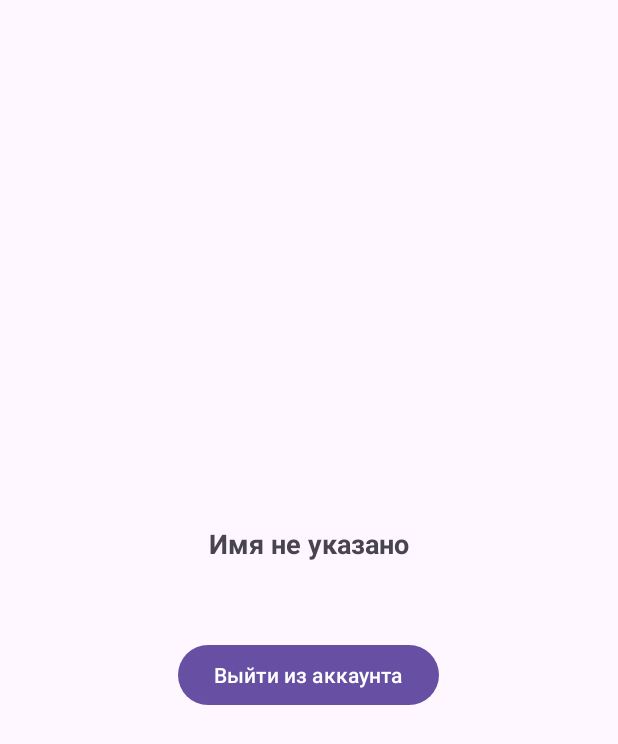
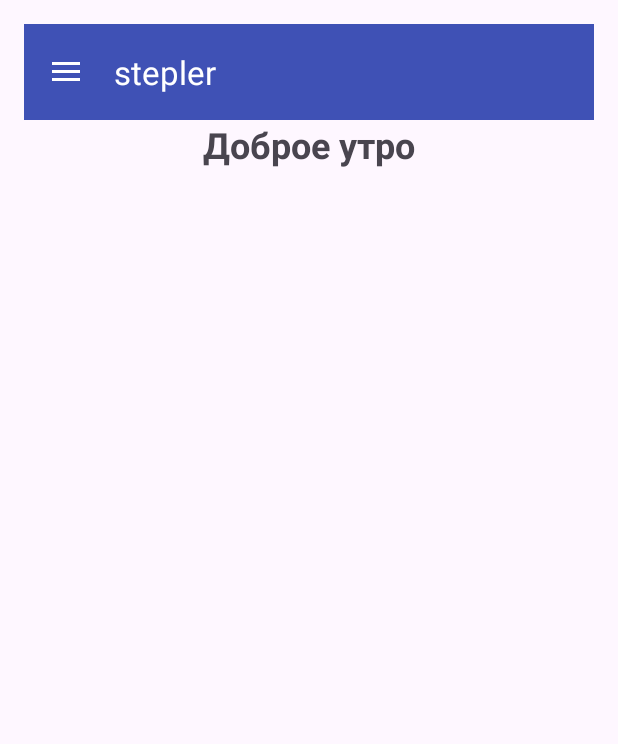
Before and after one commit to Ezu46/stepler, an Android app: the screen it shows after launch once a user with an empty profile is signed in (HomeActivity), on a phone screen of 412 x 824 dp. Shown: the top 744 px of the screen. Run offline under Robolectric (Android 15) with nearby library versions, the phone set to English and light mode, and no system bars; our stand-ins replace Firebase (no records; nobody signed in at launch, a user with empty details on screens opened directly).

Commit message:
добавил бок менюшку и иконочки

```diff
--- a/app/src/main/AndroidManifest.xml
+++ b/app/src/main/AndroidManifest.xml
@@ -12,6 +12,9 @@
         android:supportsRtl="true"
         android:theme="@style/Theme.Stepler"
         tools:targetApi="31">
+        <activity
+            android:name=".LogsActivity"
+            android:exported="false" />
         <activity
             android:name=".HomeActivity"
             android:exported="false" />
--- a/app/src/main/java/com/example/stepler/HomeActivity.java
+++ b/app/src/main/java/com/example/stepler/HomeActivity.java
@@ -2,16 +2,17 @@ package com.example.stepler;
 
 import android.content.Intent;
 import android.os.Bundle;
-import android.widget.Button;
+import android.util.Log;
+import android.view.MenuItem;
+import android.view.View;
 import android.widget.TextView;
-
-import androidx.activity.EdgeToEdge;
 import androidx.annotation.NonNull;
+import androidx.appcompat.app.ActionBarDrawerToggle;
 import androidx.appcompat.app.AppCompatActivity;
-import androidx.core.graphics.Insets;
-import androidx.core.view.ViewCompat;
-import androidx.core.view.WindowInsetsCompat;
-
+import androidx.appcompat.widget.Toolbar;
+import androidx.core.view.GravityCompat;
+import androidx.drawerlayout.widget.DrawerLayout;
+import com.google.android.material.navigation.NavigationView;
 import com.google.firebase.auth.FirebaseAuth;
 import com.google.firebase.auth.FirebaseUser;
 import com.google.firebase.database.DataSnapshot;
@@ -19,11 +20,13 @@ import com.google.firebase.database.DatabaseError;
 import com.google.firebase.database.DatabaseReference;
 import com.google.firebase.database.FirebaseDatabase;
 import com.google.firebase.database.ValueEventListener;
+import java.util.Calendar;
 
-public class HomeActivity extends AppCompatActivity {
+public class HomeActivity extends AppCompatActivity
+        implements NavigationView.OnNavigationItemSelectedListener {
 
-    private TextView tvUserName, tvUserEmail;
-    private Button btnLogout;
+    private DrawerLayout drawer;
+    private TextView tvGreeting;
     private FirebaseAuth mAuth;
     private DatabaseReference mDatabase;
 
@@ -33,32 +36,61 @@ public class HomeActivity extends AppCompatActivity {
         setContentView(R.layout.activity_home);
 
         // Инициализация элементов
-        tvUserName = findViewById(R.id.tvUserName);
-        tvUserEmail = findViewById(R.id.tvUserEmail);
-        btnLogout = findViewById(R.id.btnLogout);
+        Toolbar toolbar = findViewById(R.id.toolbar);
+        setSupportActionBar(toolbar);
 
+        drawer = findViewById(R.id.drawer_layout);
+        NavigationView navigationView = findViewById(R.id.nav_view);
+        navigationView.setNavigationItemSelectedListener(this);
+
+        ActionBarDrawerToggle toggle = new ActionBarDrawerToggle(
+                this,
+                drawer,
+                toolbar,
+                R.string.navigation_drawer_open,
+                R.string.navigation_drawer_close
+        );
+        drawer.addDrawerListener(toggle);
+        toggle.syncState();
+
+        tvGreeting = findViewById(R.id.tvGreeting);
         mAuth = FirebaseAuth.getInstance();
         mDatabase = FirebaseDatabase.getInstance().getReference("users");
 
         // Проверка авторизации
         if (mAuth.getCurrentUser() == null) {
-            startActivity(new Intent(this, MainActivity.class));
-            finish();
+            redirectToMain();
             return;
         }
 
-        // Загрузка данных пользователя
+        // Загрузка данных и обновление интерфейса
         loadUserData();
+        updateGreeting();
+    }
 
-        // Обработчик выхода
-        btnLogout.setOnClickListener(v -> logoutUser());
+    private void updateGreeting() {
+        int hour = Calendar.getInstance().get(Calendar.HOUR_OF_DAY);
+        int greetingResId = R.string.greeting_day;
+
+        if (hour >= 5 && hour < 12) {
+            greetingResId = R.string.greeting_morning;
+        } else if (hour >= 18 && hour < 23) {
+            greetingResId = R.string.greeting_evening;
+        } else if (hour >= 23 || hour < 5) {
+            greetingResId = R.string.greeting_night;
+        }
+
+        tvGreeting.setText(getString(greetingResId));
     }
 
     private void loadUserData() {
         FirebaseUser user = mAuth.getCurrentUser();
         if (user != null) {
-            // Email всегда доступен через FirebaseUser
-            tvUserEmail.setText(user.getEmail());
+            // Установка email в заголовок
+            NavigationView navigationView = findViewById(R.id.nav_view);
+            View headerView = navigationView.getHeaderView(0);
+            TextView tvHeaderEmail = headerView.findViewById(R.id.tvHeaderEmail);
+            tvHeaderEmail.setText(user.getEmail());
 
             // Загрузка имени из базы данных
             mDatabase.child(user.getUid()).child("name")
@@ -67,33 +99,68 @@ public class HomeActivity extends AppCompatActivity {
                         public void onDataChange(@NonNull DataSnapshot snapshot) {
                             String name = snapshot.getValue(String.class);
                             if (name != null && !name.isEmpty()) {
-                                tvUserName.setText(name);
-                            } else {
-                                tvUserName.setText("Имя не указано");
+                                updateUserName(name);
                             }
                         }
 
                         @Override
                         public void onCancelled(@NonNull DatabaseError error) {
-                            tvUserName.setText("Ошибка загрузки имени");
+                            Log.e("HomeActivity", "Error loading name", error.toException());
                         }
                     });
         }
     }
 
+    private void updateUserName(String name) {
+        // Обновление заголовка меню
+        NavigationView navigationView = findViewById(R.id.nav_view);
+        View headerView = navigationView.getHeaderView(0);
+        TextView tvHeaderName = headerView.findViewById(R.id.tvHeaderName);
+        tvHeaderName.setText(name);
+
+        // Обновление приветствия
+        String currentGreeting = tvGreeting.getText().toString();
+        tvGreeting.setText(currentGreeting + ", " + name);
+    }
+
+    @Override
+    public boolean onNavigationItemSelected(@NonNull MenuItem item) {
+        int id = item.getItemId();
+
+        if (id == R.id.nav_logout) {
+            logoutUser();
+        } else if (id == R.id.nav_logs) {
+            startActivity(new Intent(this, LogsActivity.class));
+        }
+
+        drawer.closeDrawer(GravityCompat.START);
+        return true;
+    }
+
     private void logoutUser() {
         mAuth.signOut();
+        redirectToMain();
+    }
+
+    private void redirectToMain() {
         startActivity(new Intent(this, MainActivity.class));
         finish();
     }
 
     @Override
+    public void onBackPressed() {
+        if (drawer.isDrawerOpen(GravityCompat.START)) {
+            drawer.closeDrawer(GravityCompat.START);
+        } else {
+            super.onBackPressed();
+        }
+    }
+
+    @Override
     protected void onStart() {
         super.onStart();
-        // Проверка авторизации при возвращении на экран
         if (mAuth.getCurrentUser() == null) {
-            startActivity(new Intent(this, MainActivity.class));
-            finish();
+            redirectToMain();
         }
     }
 }
--- /dev/null
+++ b/app/src/main/res/drawable/ic_history.xml
@@ -0,0 +1,12 @@
+<?xml version="1.0" encoding="utf-8"?>
+<selector xmlns:android="http://schemas.android.com/apk/res/android">
+    <vector xmlns:android="http://schemas.android.com/apk/res/android"
+        android:width="24dp"
+        android:height="24dp"
+        android:viewportWidth="24"
+        android:viewportHeight="24">
+        <path
+            android:fillColor="#FF000000"
+            android:pathData="M13,3c-4.97,0 -9,4.03 -9,9H1l3.89,3.89 0.07,0.14L9,12H6c0,-3.87 3.13,-7 7,-7s7,3.13 7,7 -3.13,7 -7,7c-1.93,0 -3.68,-0.79 -4.94,-2.06l-1.42,1.42C8.27,19.99 10.51,21 13,21c4.97,0 9,-4.03 9,-9s-4.03,-9 -9,-9zM12,8v5l4.25,2.52 0.77,-1.28 -3.52,-2.09V8H12z"/>
+    </vector>
+</selector>
--- /dev/null
+++ b/app/src/main/res/drawable/ic_logout.xml
@@ -0,0 +1,9 @@
+<vector xmlns:android="http://schemas.android.com/apk/res/android"
+    android:width="24dp"
+    android:height="24dp"
+    android:viewportWidth="24"
+    android:viewportHeight="24">
+    <path
+        android:fillColor="#FF000000"
+        android:pathData="M10,9V5l-7,7 7,7v-4.1c5,0 8.5,1.6 11,5.1 -1,-5 -4,-10 -11,-11z"/>
+</vector>
--- /dev/null
+++ b/app/src/main/res/drawable/ic_person.xml
@@ -0,0 +1,12 @@
+<?xml version="1.0" encoding="utf-8"?>
+<selector xmlns:android="http://schemas.android.com/apk/res/android">
+    <vector xmlns:android="http://schemas.android.com/apk/res/android"
+        android:width="24dp"
+        android:height="24dp"
+        android:viewportWidth="24"
+        android:viewportHeight="24">
+        <path
+            android:fillColor="#FF000000"
+            android:pathData="M12,12c2.21,0 4,-1.79 4,-4s-1.79,-4 -4,-4 -4,1.79 -4,4 1.79,4 4,4zM12,14c-2.67,0 -8,1.34 -8,4v2h16v-2c0,-2.66 -5.33,-4 -8,-4z"/>
+    </vector>
+</selector>
--- /dev/null
+++ b/app/src/main/res/drawable/ic_settings.xml
@@ -0,0 +1,12 @@
+<?xml version="1.0" encoding="utf-8"?>
+<selector xmlns:android="http://schemas.android.com/apk/res/android">
+    <vector xmlns:android="http://schemas.android.com/apk/res/android"
+        android:width="24dp"
+        android:height="24dp"
+        android:viewportWidth="24"
+        android:viewportHeight="24">
+        <path
+            android:fillColor="#FF000000"
+            android:pathData="M19.14,12.94c0.04,-0.3 0.06,-0.61 0.06,-0.94 0,-0.32 -0.02,-0.64 -0.07,-0.94l2.03,-1.58c0.18,-0.14 0.23,-0.41 0.12,-0.61l-1.92,-3.32c-0.12,-0.22 -0.37,-0.3 -0.59,-0.22l-2.39,0.96c-0.5,-0.38 -1.03,-0.7 -1.62,-0.94L14.4,2.81c-0.04,-0.24 -0.24,-0.41 -0.48,-0.41h-3.84c-0.24,0 -0.43,0.17 -0.47,0.41L9.25,5.35C8.66,5.59 8.12,5.92 7.63,6.29L5.24,5.33c-0.22,-0.08 -0.47,0 -0.59,0.22L2.74,8.87C2.62,9.08 2.66,9.34 2.86,9.48l2.03,1.58C4.84,11.36 4.8,11.69 4.8,12s0.02,0.64 0.07,0.94l-2.03,1.58c-0.18,0.14 -0.23,0.41 -0.12,0.61l1.92,3.32c0.12,0.22 0.37,0.3 0.59,0.22l2.39,-0.96c0.5,0.38 1.03,0.7 1.62,0.94l0.36,2.54c0.05,0.24 0.24,0.41 0.48,0.41h3.84c0.24,0 0.44,-0.17 0.47,-0.41l0.36,-2.54c0.59,-0.24 1.13,-0.56 1.62,-0.94l2.39,0.96c0.22,0.08 0.47,0 0.59,-0.22l1.92,-3.32c0.12,-0.22 0.07,-0.47 -0.12,-0.61l-2.01,-1.58zM12,15.6c-1.98,0 -3.6,-1.62 -3.6,-3.6s1.62,-3.6 3.6,-3.6 3.6,1.62 3.6,3.6 -1.62,3.6 -3.6,3.6z"/>
+    </vector>
+</selector>
--- a/app/src/main/res/layout/activity_home.xml
+++ b/app/src/main/res/layout/activity_home.xml
@@ -1,36 +1,47 @@
 <?xml version="1.0" encoding="utf-8"?>
-<LinearLayout
+<androidx.drawerlayout.widget.DrawerLayout
     xmlns:android="http://schemas.android.com/apk/res/android"
     xmlns:app="http://schemas.android.com/apk/res-auto"
     xmlns:tools="http://schemas.android.com/tools"
+    android:id="@+id/drawer_layout"
     android:layout_width="match_parent"
     android:layout_height="match_parent"
-    android:orientation="vertical"
-    android:padding="16dp"
-    android:gravity="center">
+    tools:context=".HomeActivity">
 
-    <!-- Информация о пользователе -->
-    <TextView
-        android:id="@+id/tvUserName"
+    <!-- Основной контент -->
+    <LinearLayout
+        android:layout_width="match_parent"
+        android:layout_height="match_parent"
+        android:orientation="vertical"
+        android:padding="16dp">
+
+        <androidx.appcompat.widget.Toolbar
+            android:id="@+id/toolbar"
+            android:layout_width="match_parent"
+            android:layout_height="?attr/actionBarSize"
+            android:background="?attr/colorPrimary"
+            android:elevation="4dp"
+            android:theme="@style/ThemeOverlay.AppCompat.Dark.ActionBar"
+            app:popupTheme="@style/ThemeOverlay.AppCompat.Light"/>
+
+        <TextView
+            android:id="@+id/tvGreeting"
+            android:layout_width="wrap_content"
+            android:layout_height="wrap_content"
+            android:layout_gravity="center"
+            android:textSize="24sp"
+            android:textStyle="bold"
+            tools:text="Доброе утро, Иван!"/>
+
+    </LinearLayout>
+
+    <!-- Боковое меню -->
+    <com.google.android.material.navigation.NavigationView
+        android:id="@+id/nav_view"
         android:layout_width="wrap_content"
-        android:layout_height="wrap_content"
-        android:textSize="18sp"
-        android:textStyle="bold"
-        tools:text="Иван Иванов"/>
+        android:layout_height="match_parent"
+        android:layout_gravity="start"
+        app:headerLayout="@layout/nav_header"
+        app:menu="@menu/nav_menu"/>
 
-    <TextView
-        android:id="@+id/tvUserEmail"
-        android:layout_width="wrap_content"
-        android:layout_height="wrap_content"
-        android:layout_marginTop="8dp"
-        tools:text="ivan@example.com"/>
-
-    <!-- Кнопка выхода -->
-    <Button
-        android:id="@+id/btnLogout"
-        android:layout_width="wrap_content"
-        android:layout_height="wrap_content"
-        android:layout_marginTop="24dp"
-        android:text="Выйти из аккаунта"/>
-
-</LinearLayout>
+</androidx.drawerlayout.widget.DrawerLayout>
--- /dev/null
+++ b/app/src/main/res/menu/nav_menu.xml
@@ -0,0 +1,32 @@
+<?xml version="1.0" encoding="utf-8"?>
+<menu xmlns:android="http://schemas.android.com/apk/res/android">
+    <group android:checkableBehavior="single">
+        <item
+            android:id="@+id/nav_profile"
+            android:icon="@drawable/ic_person"
+            android:title="Профиль"/>
+
+        <item
+            android:id="@+id/nav_logs"
+            android:icon="@drawable/ic_history"
+            android:title="История действий"/>
+    </group>
+
+    <item android:title="Управление">
+        <menu>
+            <item
+                android:id="@+id/nav_settings"
+                android:icon="@drawable/ic_settings"
+                android:title="Настройки"/>
+        </menu>
+    </item>
+
+    <item android:title="Аккаунт">
+        <menu>
+            <item
+                android:id="@+id/nav_logout"
+                android:icon="@drawable/ic_logout"
+                android:title="Выйти"/>
+        </menu>
+    </item>
+</menu>
--- a/app/src/main/res/values/colors.xml
+++ b/app/src/main/res/values/colors.xml
@@ -2,4 +2,8 @@
 <resources>
     <color name="black">#FF000000</color>
     <color name="white">#FFFFFFFF</color>
+    <color name="colorPrimary">#3F51B5</color>
+    <color name="colorPrimaryDark">#303F9F</color>
+    <color name="colorAccent">#FF4081</color>
+    <color name="nav_item_color">#333333</color>
 </resources>
--- a/app/src/main/res/values/strings.xml
+++ b/app/src/main/res/values/strings.xml
@@ -1,3 +1,9 @@
 <resources>
     <string name="app_name">stepler</string>
+    <string name="greeting_morning">Доброе утро</string>
+    <string name="greeting_day">Добрый день</string>
+    <string name="greeting_evening">Добрый вечер</string>
+    <string name="greeting_night">Доброй ночи</string>
+    <string name="navigation_drawer_open">Открыть меню</string>
+    <string name="navigation_drawer_close">Закрыть меню</string>
 </resources>
--- a/app/src/main/res/values/themes.xml
+++ b/app/src/main/res/values/themes.xml
@@ -1,9 +1,18 @@
 <resources xmlns:tools="http://schemas.android.com/tools">
     <!-- Base application theme. -->
     <style name="Base.Theme.Stepler" parent="Theme.Material3.DayNight.NoActionBar">
-        <!-- Customize your light theme here. -->
-        <!-- <item name="colorPrimary">@color/my_light_primary</item> -->
+        <item name="colorPrimary">@color/colorPrimary</item>
+        <item name="colorPrimaryDark">@color/colorPrimaryDark</item>
+        <item name="colorAccent">@color/colorAccent</item>
+
+        <!-- Стиль для NavigationView -->
+        <item name="navigationViewStyle">@style/Widget.App.NavigationView</item>
     </style>
 
     <style name="Theme.Stepler" parent="Base.Theme.Stepler" />
+
+    <style name="Widget.App.NavigationView" parent="Widget.MaterialComponents.NavigationView">
+        <item name="itemIconTint">@color/nav_item_color</item>
+        <item name="itemTextColor">@color/nav_item_color</item>
+    </style>
 </resources>
```
Also changed, not shown: app/src/main/java/com/example/stepler/LogsActivity.java (added, +24 -0 lines), app/src/main/res/layout/activity_logs.xml (added, +10 -0 lines), app/src/main/res/layout/nav_header.xml (added, +27 -0 lines), app/src/main/res/drawable/bratik.jpeg (deleted).
